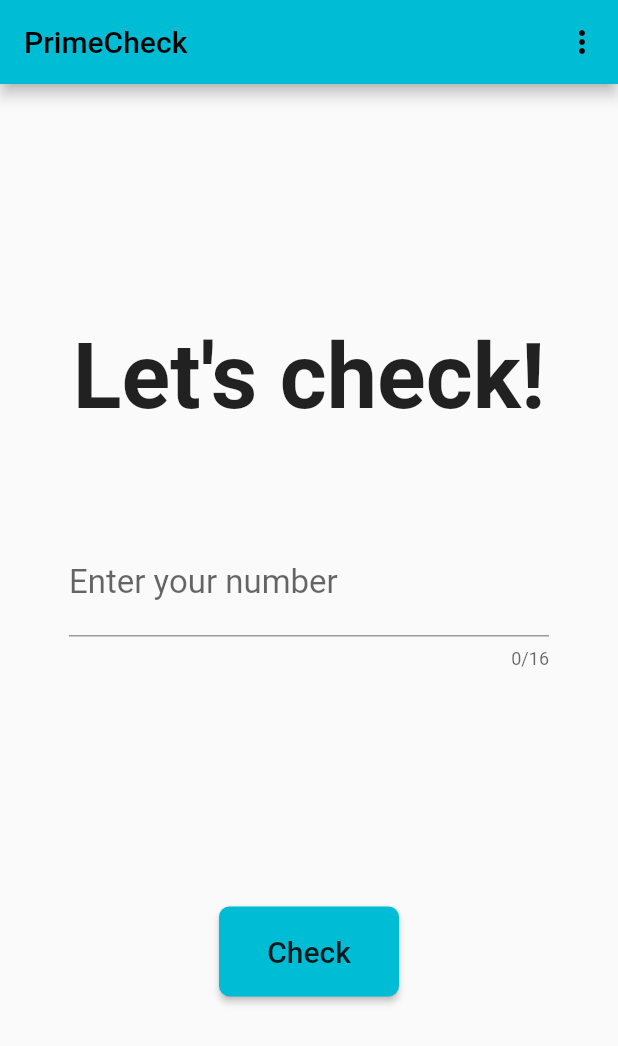
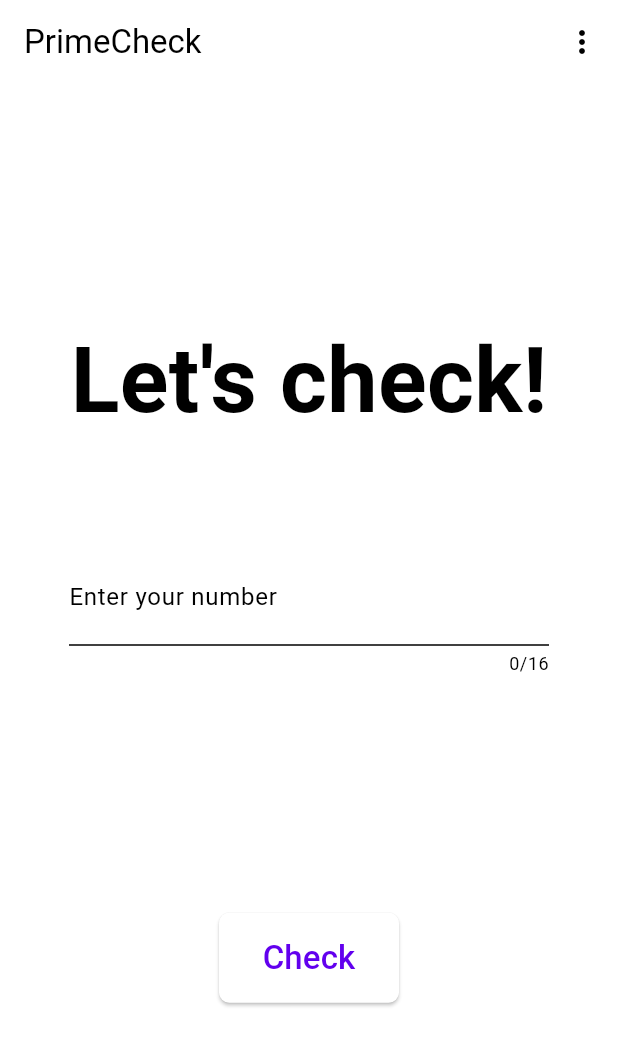
Before and after one commit to PiotrZPL/PrimeCheck-android, a Flutter app: the screen it shows after launch, on a phone screen of 412 x 824 dp. Shown: the top 1046 px of the screen. Run offline on Flutter 3.47's test engine with Material 2 defaults, Android fonts, the phone set to English and light mode, and no system bars; drawn by our look-alikes of dynamic_color.

Commit message:
Themed the app

```diff
--- a/lib/main.dart
+++ b/lib/main.dart
@@ -16,6 +16,7 @@
 
 import 'package:flutter/foundation.dart';
 import 'package:flutter/material.dart';
+import 'package:dynamic_color/dynamic_color.dart';
 import 'package:primecheck/utils/is_prime.dart';
 import 'package:primecheck/widgets/page_content.dart';
 import 'package:primecheck/utils/license.dart';
@@ -37,19 +38,21 @@
   // This widget is the root of your application.
   @override
   Widget build(BuildContext context) {
+    return DynamicColorBuilder(builder: (lightColorScheme, darkColorScheme) {
       return MaterialApp(
         title: 'PrimeCheck',
         theme: ThemeData(
-        primarySwatch: Colors.cyan,
+          colorScheme: lightColorScheme ?? const ColorScheme.light(),
+          useMaterial3: true,
         ),
         darkTheme: ThemeData(
-        primaryColor: Colors.black,
-        brightness: Brightness.dark,
-        scaffoldBackgroundColor: Colors.black,
-        colorScheme: const ColorScheme.dark(),
+          colorScheme: darkColorScheme ?? const ColorScheme.dark(),
+          useMaterial3: true,
         ),
+        themeMode: ThemeMode.system,
         home: const HomePage(),
       );
+    });
   }
 }
 
--- a/lib/widgets/page_content.dart
+++ b/lib/widgets/page_content.dart
@@ -101,7 +101,9 @@
               ),
               child: Text(
                 "Check",
-                style: Theme.of(context).textTheme.headline6,
+                style: TextStyle(
+                  fontSize: Theme.of(context).textTheme.titleLarge!.fontSize
+                ),
               )
             )
           ],
@@ -152,7 +154,9 @@
               ),
               child: Text(
                 "Check",
-                style: Theme.of(context).textTheme.headline6,
+                style: TextStyle(
+                  fontSize: Theme.of(context).textTheme.titleLarge!.fontSize
+                ),
               )
             )
           ],
--- a/pubspec.yaml
+++ b/pubspec.yaml
@@ -15,7 +15,7 @@
 # In iOS, build-name is used as CFBundleShortVersionString while build-number used as CFBundleVersion.
 # Read more about iOS versioning at
 # https://developer.apple.com/library/archive/documentation/General/Reference/InfoPlistKeyReference/Articles/CoreFoundationKeys.html
-version: 0.2.0+1
+version: 0.2.1
 
 environment:
   sdk: ">=2.17.5 <3.0.0"
@@ -34,6 +34,7 @@
   # The following adds the Cupertino Icons font to your application.
   # Use with the CupertinoIcons class for iOS style icons.
   cupertino_icons: ^1.0.2
+  dynamic_color: ^1.6.6
 
 dev_dependencies:
   flutter_test:
```
Also changed, not shown: pubspec.lock, 6 other files. Lines whose indentation alone changed are shown as unchanged.
